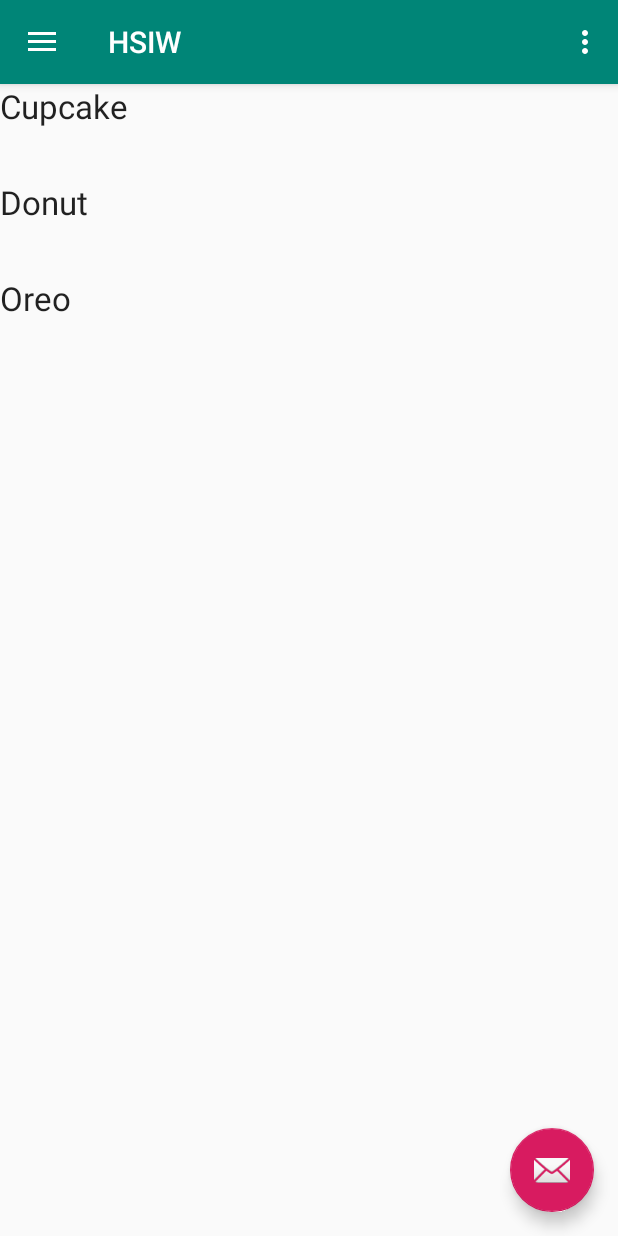
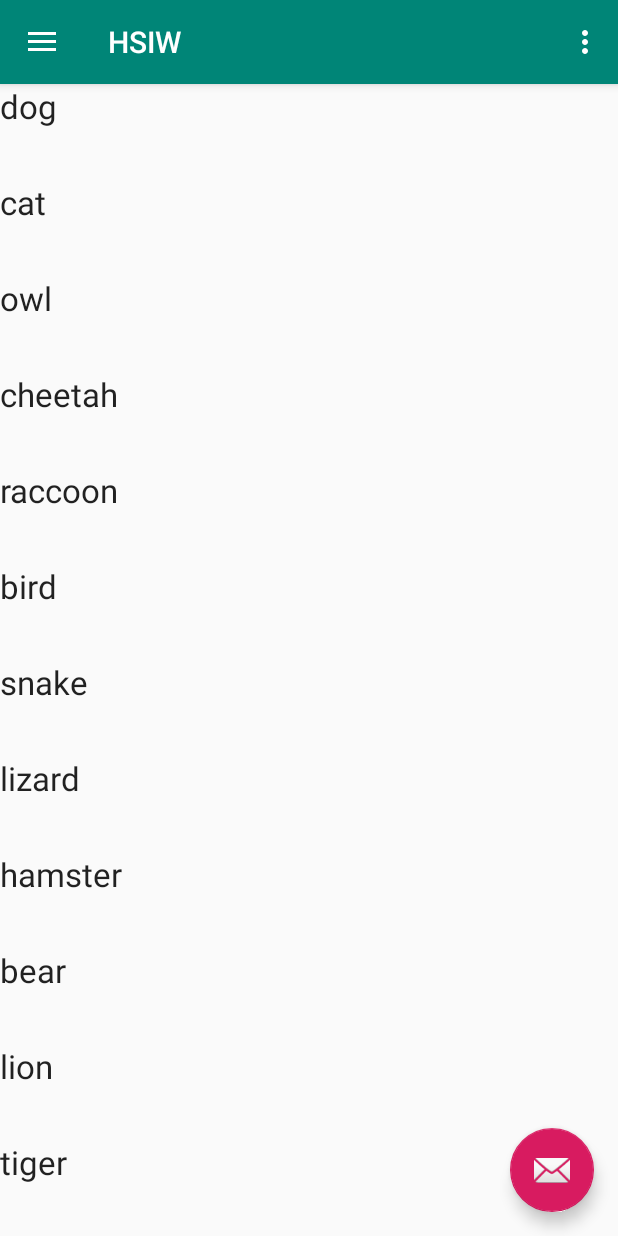
Before and after one commit to Nathanha/AndroidProjectCour, an Android app: the screen it shows after launch (MainActivity), on a phone screen of 412 x 824 dp. Run offline under Robolectric (Android 15) with nearby library versions, the phone set to English and light mode, and no system bars.

Commit message:
ajout de la recycler view avec liste en page d'accueil

```diff
--- a/app/src/main/java/fr/nathan/projectbaseandroid/AccueilFragment.kt
+++ b/app/src/main/java/fr/nathan/projectbaseandroid/AccueilFragment.kt
@@ -7,32 +7,69 @@ import android.support.v7.widget.RecyclerView
 import android.view.LayoutInflater
 import android.view.View
 import android.view.ViewGroup
-import kotlinx.android.synthetic.main.activity_adapter_view.*
+import kotlinx.android.synthetic.main.fragment_accueil.*
 
 class AccueilFragment : Fragment() {
 
-    var items = Array<MyObject>(3, { MyObject() })
+    var items: ArrayList<String> = ArrayList()
+    val animals: ArrayList<String> = ArrayList()
 
     override fun onCreateView(
         inflater: LayoutInflater, container: ViewGroup?,
         savedInstanceState: Bundle?
     ): View? {
-        val rootView =  inflater.inflate(R.layout.fragment_accueil, container, false)
-        seedItems()
-        val rV = rootView.findViewById(R.id.recyclerView) as RecyclerView
+        addAnimals()
 
-        rV.layoutManager = LinearLayoutManager(activity)
-        rV.adapter = AndVersionAdapteur(items)
+        items.add("Salut")
+        items.add("LOL")
+        items.add("Mdr")
+
+        var rootView = inflater.inflate(R.layout.fragment_accueil, container, false)
+
+        var listAnimal = rootView.findViewById(R.id.rv_animal_list) as RecyclerView
+
+        listAnimal.layoutManager = LinearLayoutManager(activity)
+        listAnimal.adapter = AnimalAdapter(animals)
+
         // Inflate the layout for this fragment
         return rootView
     }
 
-    fun seedItems() {
-        val nameArray = resources.getStringArray(R.array.name)
-        for (k in 0..2) {
-            items[k] = MyObject(nameArray[k])
-        }
 
+
+    // Adds animals to the empty animals ArrayList
+    fun addAnimals() {
+        animals.add("dog")
+        animals.add("cat")
+        animals.add("owl")
+        animals.add("cheetah")
+        animals.add("raccoon")
+        animals.add("bird")
+        animals.add("snake")
+        animals.add("lizard")
+        animals.add("hamster")
+        animals.add("bear")
+        animals.add("lion")
+        animals.add("tiger")
+        animals.add("horse")
+        animals.add("frog")
+        animals.add("fish")
+        animals.add("shark")
+        animals.add("turtle")
+        animals.add("elephant")
+        animals.add("cow")
+        animals.add("beaver")
+        animals.add("bison")
+        animals.add("porcupine")
+        animals.add("rat")
+        animals.add("mouse")
+        animals.add("goose")
+        animals.add("deer")
+        animals.add("fox")
+        animals.add("moose")
+        animals.add("buffalo")
+        animals.add("monkey")
+        animals.add("penguin")
+        animals.add("parrot")
     }
-
 }
--- a/app/src/main/java/fr/nathan/projectbaseandroid/AdapterView.kt
+++ /dev/null
@@ -1,30 +0,0 @@
-package fr.nathan.projectbaseandroid
-
-import android.support.v7.app.AppCompatActivity
-import android.os.Bundle
-import android.support.v7.widget.LinearLayoutManager
-import kotlinx.android.synthetic.main.activity_adapter_view.*
-
-class AdapterView : AppCompatActivity() {
-
-    var items = Array<MyObject>(3, { MyObject() })
-
-    override fun onCreate(savedInstanceState: Bundle?) {
-        super.onCreate(savedInstanceState)
-        setContentView(R.layout.activity_adapter_view)
-
-        seedItems()
-
-        recyclerView.layoutManager = LinearLayoutManager(this)
-        recyclerView.adapter = AndVersionAdapteur(items)
-    }
-
-    fun seedItems() {
-        val nameArray = resources.getStringArray(R.array.name)
-        for (k in 0..2) {
-            items[k] = MyObject(nameArray[k])
-        }
-
-    }
-
-}
--- a/app/src/main/java/fr/nathan/projectbaseandroid/AndVersionAdapteur.kt
+++ b/app/src/main/java/fr/nathan/projectbaseandroid/AndVersionAdapteur.kt
@@ -1,35 +1,31 @@
 package fr.nathan.projectbaseandroid
 
-import android.support.annotation.LayoutRes
+import android.content.Context
 import android.support.v7.widget.RecyclerView
 import android.view.LayoutInflater
 import android.view.View
 import android.view.ViewGroup
 import kotlinx.android.synthetic.main.item_my_object.view.*
 
-class AndVersionAdapteur(val items: Array<MyObject>) : RecyclerView.Adapter<AndVersionAdapteur.ViewHolder>() {
+class AnimalAdapter(val items : ArrayList<String>) : RecyclerView.Adapter<ViewHolder>() {
 
-    class ViewHolder(val view: View) : RecyclerView.ViewHolder(view){
-        fun bindMyObject(myObject: MyObject){
-            with(myObject){
-                itemView.objectName.text = "$name"
-
-            }
-        }
+    // Gets the number of animals in the list
+    override fun getItemCount(): Int {
+        return items.size
     }
 
-    override fun getItemCount(): Int = items.size
-
-    fun ViewGroup.inflate(@LayoutRes layoutRes: Int, attachToRoot: Boolean = false): View{
-        return LayoutInflater.from(context).inflate(layoutRes, this, attachToRoot)
+    // Inflates the item views
+    override fun onCreateViewHolder(parent: ViewGroup, viewType: Int): ViewHolder {
+        return ViewHolder(LayoutInflater.from(parent?.context).inflate(R.layout.item_my_object, parent, false))
     }
 
-    override fun onCreateViewHolder(parent: ViewGroup, viewType: Int): AndVersionAdapteur.ViewHolder {
-        return ViewHolder(parent.inflate(R.layout.item_my_object))
+    // Binds each animal in the ArrayList to a view
+    override fun onBindViewHolder(holder: ViewHolder, position: Int) {
+        holder?.tvAnimalType?.text = items.get(position)
     }
+}
 
-    override fun onBindViewHolder(holder: ViewHolder, position: Int) {
-        holder.bindMyObject(items[position])
-    }
-
+    class ViewHolder (view: View) : RecyclerView.ViewHolder(view) {
+    // Holds the TextView that will add each animal to
+    val tvAnimalType = view.tv_animal_type
 }
--- a/app/src/main/res/layout/activity_adapter_view.xml
+++ /dev/null
@@ -1,6 +0,0 @@
-<?xml version="1.0" encoding="utf-8"?>
-<android.support.v7.widget.RecyclerView
-        xmlns:android="http://schemas.android.com/apk/res/android"
-        android:id="@+id/recyclerView"
-        android:layout_width="match_parent"
-        android:layout_height="match_parent"/>
--- a/app/src/main/res/layout/fragment_accueil.xml
+++ b/app/src/main/res/layout/fragment_accueil.xml
@@ -1,6 +1,6 @@
 <?xml version="1.0" encoding="utf-8"?>
 <android.support.v7.widget.RecyclerView
         xmlns:android="http://schemas.android.com/apk/res/android"
-        android:id="@+id/recyclerView"
+        android:id="@+id/rv_animal_list"
         android:layout_width="match_parent"
         android:layout_height="match_parent"/>
--- a/app/src/main/res/layout/item_my_object.xml
+++ b/app/src/main/res/layout/item_my_object.xml
@@ -4,7 +4,7 @@
               android:layout_height="?android:attr/listPreferredItemHeight">
 
     <TextView
-            android:id="@+id/objectName"
+            android:id="@+id/tv_animal_type"
             android:layout_width="wrap_content"
             android:layout_height="wrap_content"
             android:textAppearance="?android:attr/textAppearanceLarge" />
```
